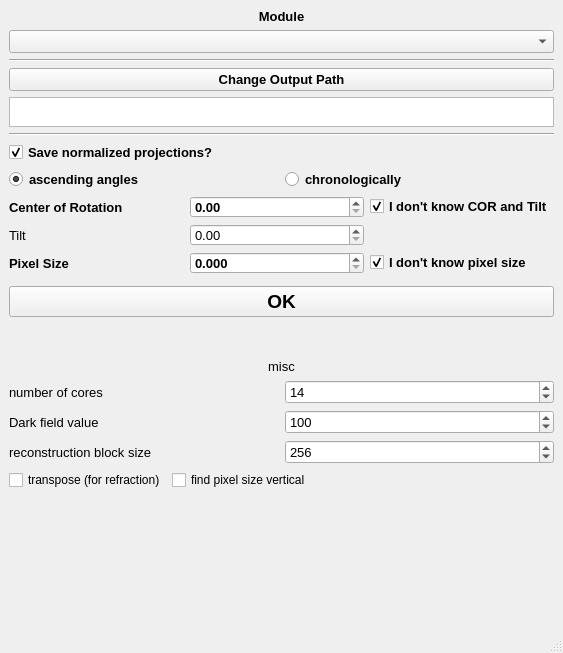
Above: BAMline_preview_reco/ask_once.ui from HMarkoetter/BAMline_CT_preview_RECO before the change. Below: the same form after it.
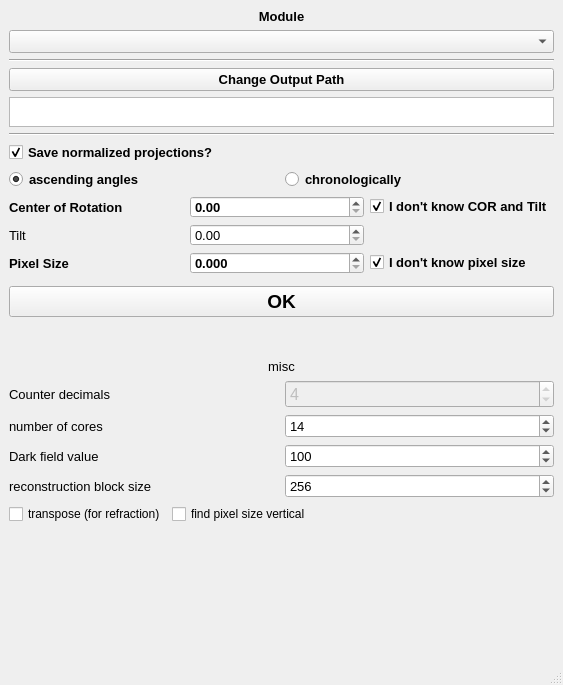
That is the form after the change.

Patch:
```diff
--- a/BAMline_preview_reco/ask_once.ui
+++ b/BAMline_preview_reco/ask_once.ui
@@ -7,7 +7,7 @@
     <x>0</x>
     <y>0</y>
     <width>563</width>
-    <height>653</height>
+    <height>685</height>
    </rect>
   </property>
   <property name="windowTitle">
@@ -359,38 +359,7 @@
      <layout class="QGridLayout" name="gridLayout_4">
       <item row="1" column="0">
        <layout class="QGridLayout" name="gridLayout_5">
-        <item row="1" column="1">
-         <widget class="QSpinBox" name="dark_field_value">
-          <property name="font">
-           <font>
-            <pointsize>10</pointsize>
-            <weight>50</weight>
-            <bold>false</bold>
-           </font>
-          </property>
-          <property name="maximum">
-           <number>100000</number>
-          </property>
-          <property name="value">
-           <number>100</number>
-          </property>
-         </widget>
-        </item>
         <item row="1" column="0">
-         <widget class="QLabel" name="label_14">
-          <property name="font">
-           <font>
-            <pointsize>10</pointsize>
-            <weight>50</weight>
-            <bold>false</bold>
-           </font>
-          </property>
-          <property name="text">
-           <string>Dark field value</string>
-          </property>
-         </widget>
-        </item>
-        <item row="0" column="0">
          <widget class="QLabel" name="label_8">
           <property name="font">
            <font>
@@ -404,7 +373,41 @@
           </property>
          </widget>
         </item>
-        <item row="0" column="1">
+        <item row="3" column="1">
+         <widget class="QSpinBox" name="block_size">
+          <property name="font">
+           <font>
+            <pointsize>10</pointsize>
+            <weight>50</weight>
+            <bold>false</bold>
+           </font>
+          </property>
+          <property name="minimum">
+           <number>2</number>
+          </property>
+          <property name="maximum">
+           <number>100000</number>
+          </property>
+          <property name="value">
+           <number>256</number>
+          </property>
+         </widget>
+        </item>
+        <item row="3" column="0">
+         <widget class="QLabel" name="label_11">
+          <property name="font">
+           <font>
+            <pointsize>10</pointsize>
+            <weight>50</weight>
+            <bold>false</bold>
+           </font>
+          </property>
+          <property name="text">
+           <string>reconstruction block size</string>
+          </property>
+         </widget>
+        </item>
+        <item row="1" column="1">
          <widget class="QSpinBox" name="no_of_cores">
           <property name="font">
            <font>
@@ -419,7 +422,7 @@
          </widget>
         </item>
         <item row="2" column="0">
-         <widget class="QLabel" name="label_11">
+         <widget class="QLabel" name="label_14">
           <property name="font">
            <font>
             <pointsize>10</pointsize>
@@ -428,12 +431,12 @@
            </font>
           </property>
           <property name="text">
-           <string>reconstruction block size</string>
+           <string>Dark field value</string>
           </property>
          </widget>
         </item>
         <item row="2" column="1">
-         <widget class="QSpinBox" name="block_size">
+         <widget class="QSpinBox" name="dark_field_value">
           <property name="font">
            <font>
             <pointsize>10</pointsize>
@@ -441,14 +444,46 @@
             <bold>false</bold>
            </font>
           </property>
-          <property name="minimum">
-           <number>2</number>
-          </property>
           <property name="maximum">
            <number>100000</number>
           </property>
           <property name="value">
-           <number>256</number>
+           <number>100</number>
+          </property>
+         </widget>
+        </item>
+        <item row="0" column="0">
+         <widget class="QLabel" name="label_5">
+          <property name="font">
+           <font>
+            <pointsize>10</pointsize>
+           </font>
+          </property>
+          <property name="text">
+           <string>Counter decimals</string>
+          </property>
+         </widget>
+        </item>
+        <item row="0" column="1">
+         <widget class="QSpinBox" name="counter_decimals">
+          <property name="enabled">
+           <bool>false</bool>
+          </property>
+          <property name="font">
+           <font>
+            <pointsize>12</pointsize>
+            <weight>50</weight>
+            <bold>false</bold>
+           </font>
+          </property>
+          <property name="minimum">
+           <number>1</number>
+          </property>
+          <property name="maximum">
+           <number>10</number>
+          </property>
+          <property name="value">
+           <number>4</number>
           </property>
          </widget>
         </item>
```
